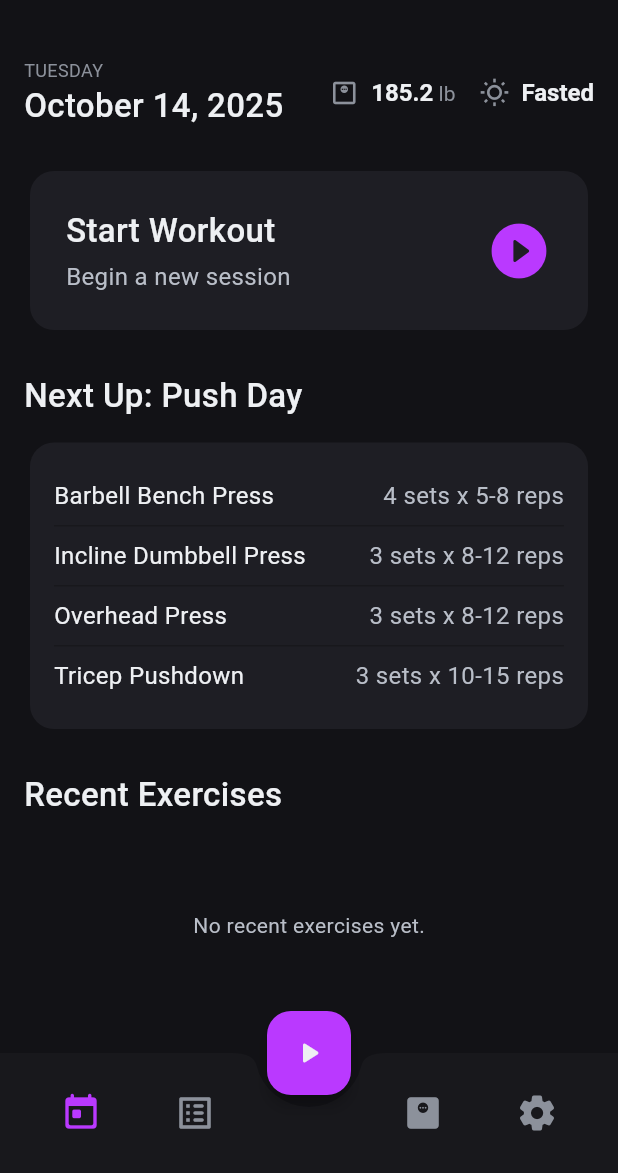
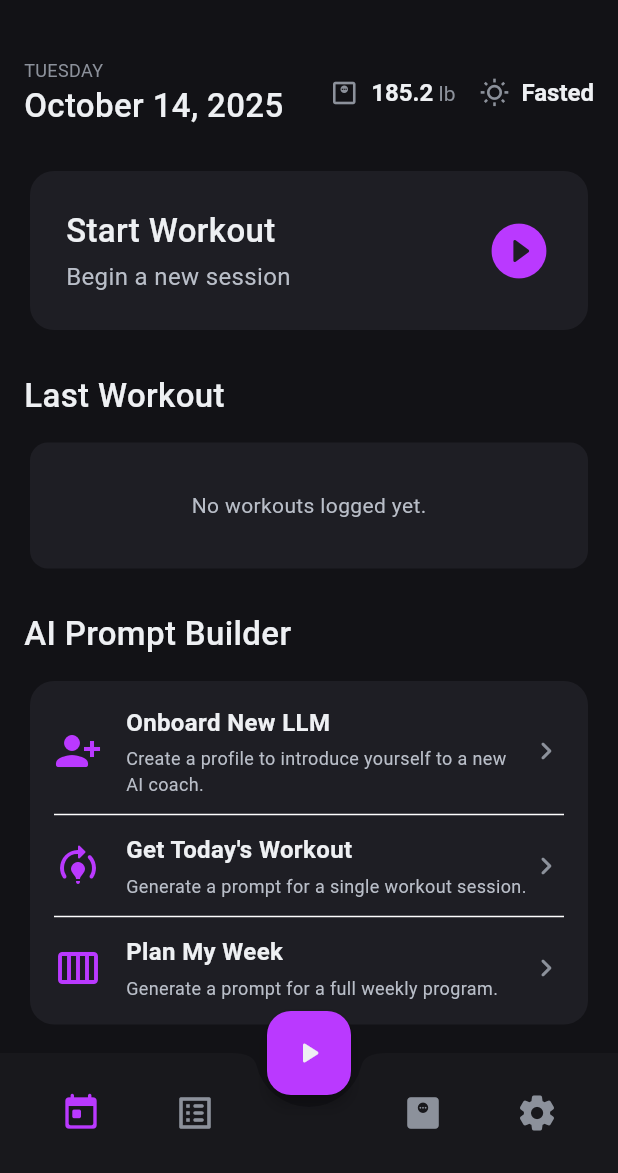
Before and after one commit to GrabinCough/fairware_lift, a Flutter app: the screen it shows after launch, on a phone screen of 412 x 824 dp, the part 63-1236 px from its top. Run offline on Flutter 3.47's test engine with Material 3 defaults, Android fonts, the phone set to English and light mode, and no system bars; our stand-ins replace audioplayers, csv, drift, firebase_core, flutter_riverpod, freezed_annotation and 2 more; accounts and stored records are empty; generated files the repository leaves out were written again; project files that could hold a hidden picture were left out.

Commit message:
prompt button on today screen

```diff
--- a/lib/src/features/today/application/today_state.dart
+++ b/lib/src/features/today/application/today_state.dart
@@ -11,16 +11,13 @@ import 'package:fairware_lift/src/core/theme/data/local/database.dart';
 // --- STATE NOTIFIER ----------------------------------------------------------
 // -----------------------------------------------------------------------------
 
-/// An AsyncNotifier responsible for fetching and providing the state for the
-/// "Today" screen, starting with the list of recently performed exercises.
-class TodayStateNotifier extends AsyncNotifier<List<RecentExercise>> {
-  /// The `build` method is called to provide the initial state. It fetches
-  /// the recent exercises from the database.
+/// --- REFACTORED ---
+/// This notifier now fetches the single most recent `FullWorkoutSession`.
+class LastWorkoutNotifier extends AsyncNotifier<FullWorkoutSession?> {
   @override
-  Future<List<RecentExercise>> build() async {
+  Future<FullWorkoutSession?> build() async {
     final db = ref.watch(databaseProvider);
-    // Fetch the 5 most recently used exercises.
-    return db.getRecentExercises(limit: 5);
+    return db.getLatestWorkout();
   }
 }
 
@@ -28,9 +25,9 @@ class TodayStateNotifier extends AsyncNotifier<List<RecentExercise>> {
 // --- PROVIDER ----------------------------------------------------------------
 // -----------------------------------------------------------------------------
 
-/// A provider that exposes the list of recent exercises. The UI will watch this
-/// provider to dynamically display the user's recent activity.
-final recentExercisesProvider =
-    AsyncNotifierProvider<TodayStateNotifier, List<RecentExercise>>(
-  TodayStateNotifier.new,
+/// --- REFACTORED ---
+/// A provider that exposes the last workout session for the Today screen preview.
+final lastWorkoutProvider =
+    AsyncNotifierProvider<LastWorkoutNotifier, FullWorkoutSession?>(
+  LastWorkoutNotifier.new,
 );
--- a/lib/src/features/today/presentation/today_screen.dart
+++ b/lib/src/features/today/presentation/today_screen.dart
@@ -7,20 +7,23 @@
 import 'package:flutter/material.dart';
 import 'package:flutter_riverpod/flutter_riverpod.dart';
 import 'package:fairware_lift/src/core/theme/app_theme.dart';
-// --- NEW IMPORT ---
 import 'package:fairware_lift/src/features/today/application/today_state.dart';
 
 import 'widgets/today_header.dart';
 import 'widgets/start_continue_cta.dart';
-import 'widgets/session_preview.dart';
-import 'widgets/recent_exercises.dart';
+// --- REMOVED ---
+// import 'widgets/session_preview.dart';
+// import 'widgets/recent_exercises.dart';
 import 'widgets/prs_badge.dart';
+// --- NEW IMPORTS ---
+import 'widgets/last_workout_preview.dart';
+import 'widgets/llm_prompt_builder_card.dart';
+
 
 // -----------------------------------------------------------------------------
 // --- TODAY SCREEN WIDGET -----------------------------------------------------
 // -----------------------------------------------------------------------------
 
-/// The primary landing screen for the user, now with pull-to-refresh.
 class TodayScreen extends ConsumerWidget {
   const TodayScreen({super.key});
 
@@ -32,17 +35,16 @@ class TodayScreen extends ConsumerWidget {
         backgroundColor: AppTheme.colors.background,
         elevation: 0,
       ),
-      // --- REFACTORED ---
-      // The body is now wrapped in a RefreshIndicator to allow pull-to-refresh.
       body: SafeArea(
         child: RefreshIndicator(
-          onRefresh: () => ref.refresh(recentExercisesProvider.future),
+          // --- UPDATED: Refresh the correct provider ---
+          onRefresh: () => ref.refresh(lastWorkoutProvider.future),
           child: ListView(
             padding: EdgeInsets.fromLTRB(
-              AppTheme.sizing.baseGrid * 2, // 16.0 Left
+              AppTheme.sizing.baseGrid * 2,
               0,
-              AppTheme.sizing.baseGrid * 2, // 16.0 Right
-              100.0, // Bottom padding for FAB
+              AppTheme.sizing.baseGrid * 2,
+              100.0,
             ),
             children: [
               SizedBox(height: AppTheme.sizing.verticalRhythm),
@@ -50,9 +52,10 @@ class TodayScreen extends ConsumerWidget {
               SizedBox(height: AppTheme.sizing.verticalRhythm),
               const StartContinueCTA(),
               SizedBox(height: AppTheme.sizing.verticalRhythm),
-              const SessionPreview(),
+              // --- REPLACED WIDGETS ---
+              const LastWorkoutPreview(),
               SizedBox(height: AppTheme.sizing.verticalRhythm),
-              const RecentExercises(),
+              const LlmPromptBuilderCard(),
               SizedBox(height: AppTheme.sizing.verticalRhythm),
               const PRsBadge(),
             ],
--- /dev/null
+++ b/lib/src/features/today/presentation/widgets/last_workout_preview.dart
@@ -0,0 +1,110 @@
+// lib/src/features/today/presentation/widgets/last_workout_preview.dart
+
+// -----------------------------------------------------------------------------
+// --- IMPORTS -----------------------------------------------------------------
+// -----------------------------------------------------------------------------
+
+import 'package:collection/collection.dart';
+import 'package:flutter/material.dart';
+import 'package:flutter_riverpod/flutter_riverpod.dart';
+import 'package:intl/intl.dart';
+import 'package:fairware_lift/src/core/theme/app_theme.dart';
+import 'package:fairware_lift/src/features/today/application/today_state.dart';
+
+// -----------------------------------------------------------------------------
+// --- LAST WORKOUT PREVIEW WIDGET ---------------------------------------------
+// -----------------------------------------------------------------------------
+
+class LastWorkoutPreview extends ConsumerWidget {
+  const LastWorkoutPreview({super.key});
+
+  /// --- UPDATED METHOD ---
+  /// Infers a "Day Type" with added safety checks.
+  String _inferDayType(List<String> familyIds) {
+    if (familyIds.isEmpty) return 'Workout';
+
+    final counts = familyIds.groupListsBy((id) => id);
+    final sorted = counts.entries.toList()
+      ..sort((a, b) => b.value.length.compareTo(a.value.length));
+
+    if (sorted.isEmpty) return 'Workout';
+
+    final mostCommon = sorted.first.key;
+    final name = mostCommon.replaceAll('_', ' ').trim();
+
+    // --- FIX: Add a guard to prevent RangeError on empty strings ---
+    if (name.isEmpty) return 'Workout';
+
+    return '${name[0].toUpperCase()}${name.substring(1)} Day';
+  }
+
+  @override
+  Widget build(BuildContext context, WidgetRef ref) {
+    final asyncLastWorkout = ref.watch(lastWorkoutProvider);
+
+    return Column(
+      crossAxisAlignment: CrossAxisAlignment.start,
+      children: [
+        Padding(
+          padding: const EdgeInsets.only(bottom: 12.0),
+          child: Text(
+            'Last Workout',
+            style: AppTheme.typography.title,
+          ),
+        ),
+        asyncLastWorkout.when(
+          loading: () => const Center(child: CircularProgressIndicator()),
+          error: (err, stack) => Center(child: Text('Error: $err')),
+          data: (workout) {
+            if (workout == null) {
+              return Card(
+                color: AppTheme.colors.surface,
+                elevation: 0,
+                child: const Center(
+                  child: Padding(
+                    padding: EdgeInsets.all(32.0),
+                    child: Text('No workouts logged yet.'),
+                  ),
+                ),
+              );
+            }
+
+            final familyIds = workout.sets.map((s) => s.exercise.familyId).toList();
+            final dayType = _inferDayType(familyIds);
+            final formattedDate = DateFormat.yMMMMd().format(workout.session.sessionDateTime);
+
+            return Card(
+              color: AppTheme.colors.surface,
+              elevation: 0,
+              shape: RoundedRectangleBorder(
+                borderRadius: BorderRadius.circular(AppTheme.sizing.cardRadius),
+              ),
+              child: Padding(
+                padding: const EdgeInsets.all(16.0),
+                child: Column(
+                  crossAxisAlignment: CrossAxisAlignment.start,
+                  children: [
+                    Text(
+                      dayType,
+                      style: AppTheme.typography.title.copyWith(fontSize: 20),
+                    ),
+                    const SizedBox(height: 4),
+                    Text(
+                      formattedDate,
+                      style: AppTheme.typography.body.copyWith(color: AppTheme.colors.textMuted),
+                    ),
+                    const Divider(height: 24),
+                    Text(
+                      '${workout.sets.length} total sets performed.',
+                      style: AppTheme.typography.body,
+                    ),
+                  ],
+                ),
+              ),
+            );
+          },
+        ),
+      ],
+    );
+  }
+}
--- /dev/null
+++ b/lib/src/features/today/presentation/widgets/llm_prompt_builder_card.dart
@@ -0,0 +1,115 @@
+ // lib/src/features/today/presentation/widgets/llm_prompt_builder_card.dart
+
+// -----------------------------------------------------------------------------
+// --- IMPORTS -----------------------------------------------------------------
+// -----------------------------------------------------------------------------
+
+import 'package:flutter/material.dart';
+import 'package:fairware_lift/src/core/theme/app_theme.dart';
+
+// -----------------------------------------------------------------------------
+// --- LLM PROMPT BUILDER CARD WIDGET ------------------------------------------
+// -----------------------------------------------------------------------------
+
+class LlmPromptBuilderCard extends StatelessWidget {
+  const LlmPromptBuilderCard({super.key});
+
+  @override
+  Widget build(BuildContext context) {
+    return Column(
+      crossAxisAlignment: CrossAxisAlignment.start,
+      children: [
+        Padding(
+          padding: const EdgeInsets.only(bottom: 12.0),
+          child: Text(
+            'AI Prompt Builder',
+            style: AppTheme.typography.title,
+          ),
+        ),
+        Card(
+          color: AppTheme.colors.surface,
+          elevation: 0,
+          shape: RoundedRectangleBorder(
+            borderRadius: BorderRadius.circular(AppTheme.sizing.cardRadius),
+          ),
+          child: Padding(
+            padding: const EdgeInsets.all(16.0),
+            child: Column(
+              crossAxisAlignment: CrossAxisAlignment.stretch,
+              children: [
+                _buildOption(
+                  icon: Icons.person_add_alt_1_rounded,
+                  title: 'Onboard New LLM',
+                  subtitle: 'Create a profile to introduce yourself to a new AI coach.',
+                  onTap: () {
+                    // TODO: Navigate to the intake form screen.
+                    print('Onboard New LLM tapped');
+                  },
+                ),
+                const Divider(height: 24),
+                _buildOption(
+                  icon: Icons.model_training_rounded,
+                  title: "Get Today's Workout",
+                  subtitle: 'Generate a prompt for a single workout session.',
+                  onTap: () {
+                    // TODO: Navigate to the daily prompt builder.
+                    print("Get Today's Workout tapped");
+                  },
+                ),
+                const Divider(height: 24),
+                _buildOption(
+                  icon: Icons.calendar_view_week_rounded,
+                  title: 'Plan My Week',
+                  subtitle: 'Generate a prompt for a full weekly program.',
+                  onTap: () {
+                    // TODO: Navigate to the weekly prompt builder.
+                    print('Plan My Week tapped');
+                  },
+                ),
+              ],
+            ),
+          ),
+        ),
+      ],
+    );
+  }
+
+  Widget _buildOption({
+    required IconData icon,
+    required String title,
+    required String subtitle,
+    required VoidCallback onTap,
+  }) {
+    return InkWell(
+      onTap: onTap,
+      child: Row(
+        children: [
+          Icon(icon, color: AppTheme.colors.accent, size: 32),
+          const SizedBox(width: 16),
+          Expanded(
+            child: Column(
+              crossAxisAlignment: CrossAxisAlignment.start,
+              children: [
+                Text(
+                  title,
+                  style: AppTheme.typography.body.copyWith(
+                    fontWeight: FontWeight.bold,
+                    color: AppTheme.colors.textPrimary,
+                  ),
+                ),
+                const SizedBox(height: 4),
+                Text(
+                  subtitle,
+                  style: AppTheme.typography.caption.copyWith(
+                    color: AppTheme.colors.textSecondary,
+                  ),
+                ),
+              ],
+            ),
+          ),
+          Icon(Icons.chevron_right_rounded, color: AppTheme.colors.textMuted),
+        ],
+      ),
+    );
+  }
+}
--- a/lib/src/features/today/presentation/widgets/recent_exercises.dart
+++ /dev/null
@@ -1,129 +0,0 @@
-// lib/src/features/today/presentation/widgets/recent_exercises.dart
-
-// -----------------------------------------------------------------------------
-// --- IMPORTS -----------------------------------------------------------------
-// -----------------------------------------------------------------------------
-
-import 'package:flutter/material.dart';
-import 'package:flutter_riverpod/flutter_riverpod.dart';
-import 'package:fairware_lift/src/features/today/application/today_state.dart';
-
-import 'package:fairware_lift/src/core/theme/app_theme.dart';
-
-// -----------------------------------------------------------------------------
-// --- RECENT EXERCISES WIDGET -------------------------------------------------
-// -----------------------------------------------------------------------------
-
-/// A widget to display a list or carousel of recently performed exercises.
-class RecentExercises extends ConsumerWidget {
-  const RecentExercises({super.key});
-
-  @override
-  Widget build(BuildContext context, WidgetRef ref) {
-    final asyncRecentExercises = ref.watch(recentExercisesProvider);
-
-    return Column(
-      crossAxisAlignment: CrossAxisAlignment.start,
-      children: [
-        Padding(
-          padding: const EdgeInsets.only(bottom: 12.0),
-          child: Text(
-            'Recent Exercises',
-            style: AppTheme.typography.title,
-          ),
-        ),
-        SizedBox(
-          height: 120,
-          child: asyncRecentExercises.when(
-            loading: () => const Center(child: CircularProgressIndicator()),
-            error: (error, stackTrace) => Center(child: Text('Error: $error')),
-            data: (exercises) {
-              if (exercises.isEmpty) {
-                return const Center(
-                  child: Text('No recent exercises yet.'),
-                );
-              }
-              return ListView.builder(
-                scrollDirection: Axis.horizontal,
-                itemCount: exercises.length,
-                itemBuilder: (context, index) {
-                  final recentExercise = exercises[index];
-                  return _ExerciseCard(
-                    name: recentExercise.exercise.displayName,
-                    lastSet:
-                        '${recentExercise.lastSet.weight} lb x ${recentExercise.lastSet.reps}',
-                  );
-                },
-              );
-            },
-          ),
-        ),
-      ],
-    );
-  }
-}
-
-// -----------------------------------------------------------------------------
-// --- PRIVATE EXERCISE CARD WIDGET --------------------------------------------
-// -----------------------------------------------------------------------------
-
-/// A private helper widget to define the appearance of a single exercise card.
-class _ExerciseCard extends StatelessWidget {
-  final String name;
-  final String lastSet;
-
-  const _ExerciseCard({
-    required this.name,
-    required this.lastSet,
-  });
-
-  @override
-  Widget build(BuildContext context) {
-    return SizedBox(
-      width: 150,
-      child: Card(
-        color: AppTheme.colors.surface,
-        shape: RoundedRectangleBorder(
-          borderRadius: BorderRadius.circular(AppTheme.sizing.cardRadius),
-        ),
-        elevation: 0,
-        child: Padding(
-          padding: const EdgeInsets.all(12.0),
-          child: Column(
-            crossAxisAlignment: CrossAxisAlignment.start,
-            mainAxisAlignment: MainAxisAlignment.spaceBetween, // Distribute space
-            children: [
-              Text(
-                name,
-                style: AppTheme.typography.body.copyWith(
-                  color: AppTheme.colors.textPrimary,
-                  fontWeight: FontWeight.bold,
-                ),
-                overflow: TextOverflow.ellipsis,
-                maxLines: 2,
-              ),
-              // --- FIX: Replaced Spacer with a Column for stable layout ---
-              Column(
-                crossAxisAlignment: CrossAxisAlignment.start,
-                children: [
-                  Text(
-                    'Last Set:',
-                    style: AppTheme.typography.caption,
-                  ),
-                  const SizedBox(height: 4),
-                  Text(
-                    lastSet,
-                    style: AppTheme.typography.body.copyWith(
-                      color: AppTheme.colors.textPrimary,
-                    ),
-                    overflow: TextOverflow.ellipsis,
-                  ),
-                ],
-              ),
-            ],
-          ),
-        ),
-      ),
-    );
-  }
-}
```
Also changed, not shown: lib/src/core/theme/data/local/database.dart (+27 -41 lines).
